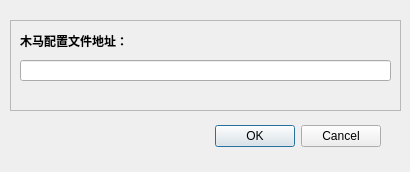
how2how/PlayGround, file controller/ui/dlg_svrSettings.ui: the form before one commit.
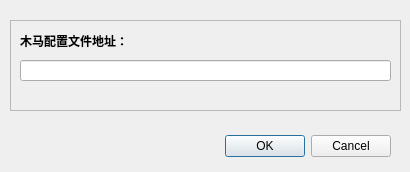
The form after the commit.

```diff
--- a/controller/ui/dlg_svrSettings.ui
+++ b/controller/ui/dlg_svrSettings.ui
@@ -19,8 +19,8 @@
   <widget class="QDialogButtonBox" name="buttonBox">
    <property name="geometry">
     <rect>
-     <x>40</x>
-     <y>120</y>
+     <x>50</x>
+     <y>130</y>
      <width>341</width>
      <height>32</height>
     </rect>
```
